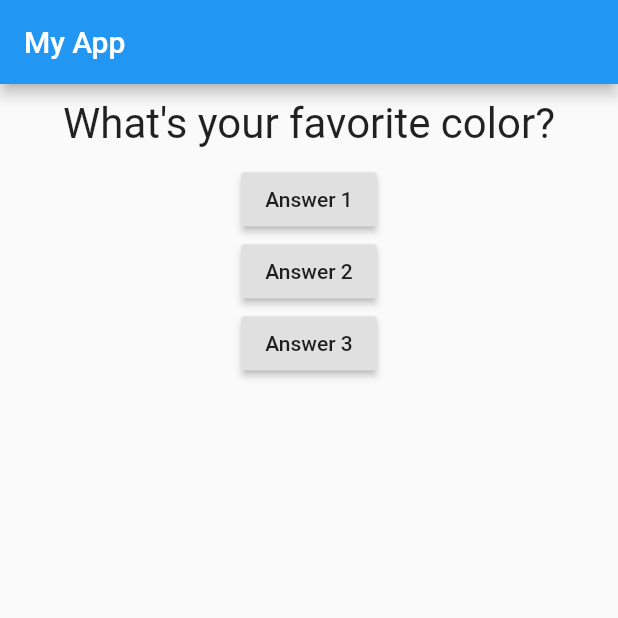
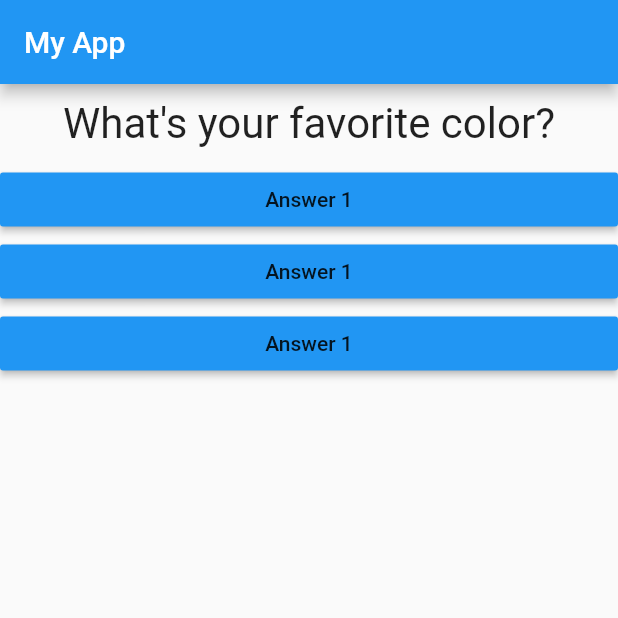
Before and after one commit to sahilmob/flutter-course-quiz-app, a Flutter app: the screen it shows after launch, on a phone screen of 412 x 824 dp, the top half of it. Run offline on Flutter 3.47's test engine with Material 2 defaults, Android fonts, the phone set to English and light mode, and no system bars.

Commit message:
use answer widget

```diff
--- a/lib/main.dart
+++ b/lib/main.dart
@@ -1,5 +1,6 @@
 import 'package:flutter/material.dart';
 import 'package:quiz_app/question.dart';
+import "package:quiz_app/answer.dart";
 
 void main() => runApp(MyApp());
 
@@ -36,18 +37,9 @@ class _MyAppState extends State<MyApp> {
             Question(
               questions[_questionIndex],
             ),
-            RaisedButton(
-              child: Text("Answer 1"),
-              onPressed: _answerQuestion,
-            ),
-            RaisedButton(
-              child: Text("Answer 2"),
-              onPressed: () {},
-            ),
-            RaisedButton(
-              child: Text("Answer 3"),
-              onPressed: () {},
-            )
+            Answer(_answerQuestion),
+            Answer(_answerQuestion),
+            Answer(_answerQuestion)
           ],
         ),
       ),
```
